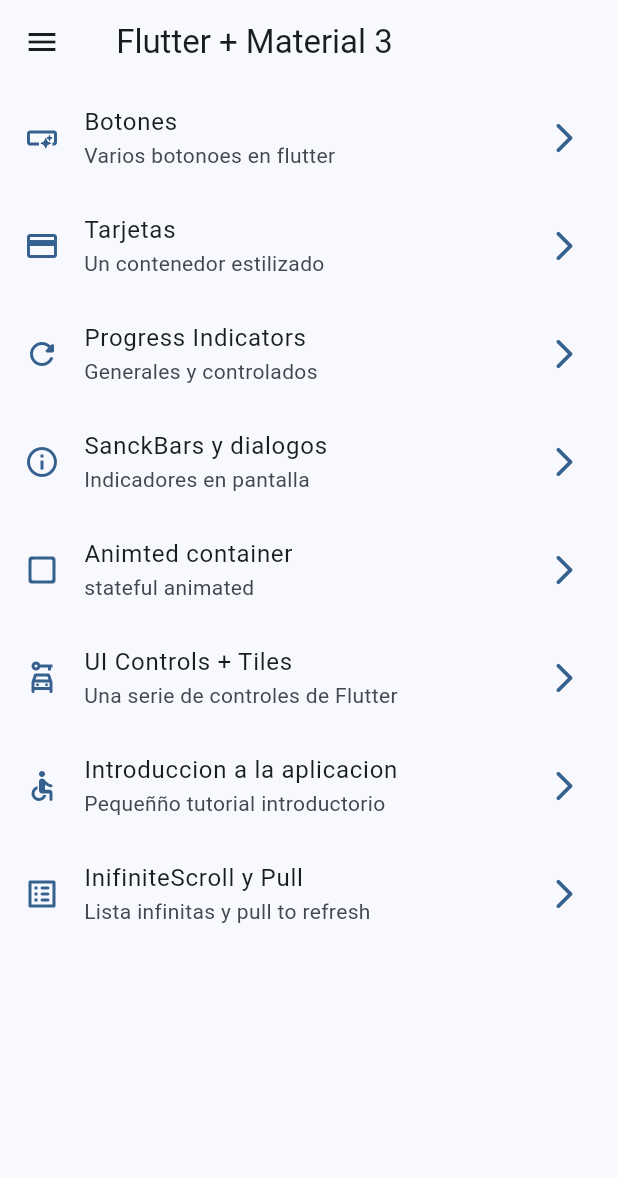
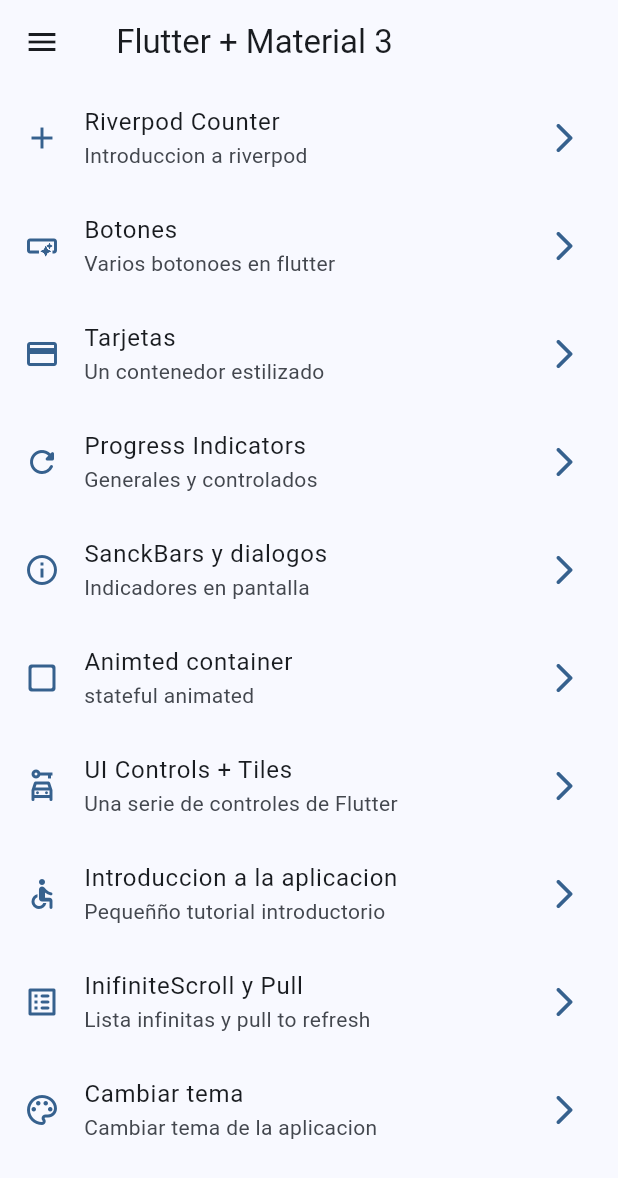
Before and after one commit to DSOscarDev/widgets_app, a Flutter app: the screen it shows after launch, on a phone screen of 412 x 824 dp. Shown: the top 1178 px of the screen. Run offline on Flutter 3.47's test engine with Material 3 defaults, Android fonts, the phone set to English and light mode, and no system bars; our stand-ins replace animate_do, flutter_riverpod, go_router.

Commit message:
stateNotifier implementado

```diff
--- a/lib/config/menu/menu_items.dart
+++ b/lib/config/menu/menu_items.dart
@@ -17,6 +17,12 @@ class MenuItem{
 }
 
 const appMenuItems =<MenuItem>[
+  MenuItem(
+  title: 'Riverpod Counter',
+  subTitle: 'Introduccion a riverpod',
+  link: '/counter-river',
+  icon: Icons.add
+  ),
   MenuItem(
   title: 'Botones',
   subTitle: 'Varios botonoes en flutter',
@@ -71,4 +77,11 @@ const appMenuItems =<MenuItem>[
   icon: Icons.list_alt_rounded
   ),
 
+  MenuItem(
+  title: 'Cambiar tema',
+  subTitle: 'Cambiar tema de la aplicacion',
+  link: '/theme-changer',
+  icon: Icons.color_lens_outlined
+  ),
+
 ];
--- a/lib/config/router/app_router.dart
+++ b/lib/config/router/app_router.dart
@@ -51,5 +51,15 @@ final appRouter = GoRouter(
       name: InfiniteScrollScreen.name,
       builder: (context, state) => const InfiniteScrollScreen(),
     ),
+    GoRoute(
+      path: '/counter-river',
+      name: CounterScreen.name,
+      builder: (context, state) => const CounterScreen(),
+    ),
+    GoRoute(
+      path: '/theme-changer',
+      name: ThemeChangerScreen.name,
+      builder: (context, state) => const ThemeChangerScreen(),
+    ),
   ]
 );
--- a/lib/config/theme/app_theme.dart
+++ b/lib/config/theme/app_theme.dart
@@ -16,17 +16,27 @@ const colorList= <Color>[
 class Apptheme{
 
   final int selectedColor;
+  final bool isDarkmode;
 
   Apptheme({
-    this.selectedColor=0
+    this.selectedColor=0,
+    this.isDarkmode=false
   }):assert(selectedColor>=0,'no puede ser menor a cero'),
   assert(selectedColor<colorList.length,'debe ser menor o igual a ${colorList.length-1}');
 
   ThemeData getTheme()=> ThemeData(
     useMaterial3: true,
+    brightness: isDarkmode? Brightness.dark:Brightness.light,
     colorSchemeSeed: colorList[selectedColor],
     appBarTheme: const AppBarTheme(
       centerTitle: false
     )
   );
+  Apptheme copyWith({
+    int? selectedColor,
+    bool? isDarkmode,
+  })=>Apptheme(
+    selectedColor: selectedColor?? this.selectedColor,
+    isDarkmode: isDarkmode?? this.isDarkmode,
+  );
 }
--- a/lib/main.dart
+++ b/lib/main.dart
@@ -1,22 +1,33 @@
 import 'package:flutter/material.dart';
+import 'package:flutter_riverpod/flutter_riverpod.dart';
 import 'package:widgets_app/config/router/app_router.dart';
 import 'package:widgets_app/config/theme/app_theme.dart';
+import 'package:widgets_app/presentation/providers/theme_provider.dart';
 
 
 void main() {
-  runApp(const MainApp());
+  runApp(
+    const ProviderScope(
+      child: MainApp()
+    )
+  );
 }
 
-class MainApp extends StatelessWidget {
+class MainApp extends ConsumerWidget {
   const MainApp({super.key});
 
   @override
-  Widget build(BuildContext context) {
+  Widget build(BuildContext context, WidgetRef ref) {
+
+    // final isDarkmode = ref.watch(isDarkmodeProvider);
+    // final selectedColor = ref.watch(selectedColorProvider);
+    final Apptheme appTheme = ref.watch(themenotifierProvider);
+
     return  MaterialApp.router(
       title: 'Flutter Widgets',
       routerConfig: appRouter,
       debugShowCheckedModeBanner: false,
-      theme: Apptheme(selectedColor: 0).getTheme(),
+      theme: appTheme.getTheme(),
     );
   }
 }
--- /dev/null
+++ b/lib/presentation/providers/counter_provider.dart
@@ -0,0 +1,5 @@
+
+
+import 'package:flutter_riverpod/flutter_riverpod.dart';
+
+final counterProvider = StateProvider((ref) => 5);
--- /dev/null
+++ b/lib/presentation/providers/theme_provider.dart
@@ -0,0 +1,34 @@
+import 'package:flutter_riverpod/flutter_riverpod.dart';
+import 'package:widgets_app/config/theme/app_theme.dart';
+
+// Listado de colores inmutable
+final colorListProvider = Provider((ref) => colorList);
+
+// Un simpple boolean
+final isDarkmodeProvider = StateProvider((ref) => false);
+
+// Un simple int
+final selectedColorProvider = StateProvider((ref) => 0);
+
+// Un objeto de tipo AppTheme (custom)
+final themenotifierProvider = StateNotifierProvider<ThemeNotifier,Apptheme>(
+  (ref) => ThemeNotifier(),
+);
+
+//Controller o Notifier
+class ThemeNotifier extends StateNotifier<Apptheme>{
+
+  //STATE = Estado = new AppTheme();
+  ThemeNotifier():super(Apptheme());
+
+  void toogledarkmode(){
+    state = state.copyWith(isDarkmode: !state.isDarkmode);
+  }
+
+  void changeColorIndex(int colorIndex){
+
+    state = state.copyWith(selectedColor:colorIndex);
+
+  }
+
+}
--- a/lib/presentation/screens/home/home_screen.dart
+++ b/lib/presentation/screens/home/home_screen.dart
@@ -13,12 +13,16 @@ class HomeScreen extends StatelessWidget {
 
   @override
   Widget build(BuildContext context) {
+
+    final scaffoldKey = GlobalKey<ScaffoldState>();
+
     return Scaffold(
+      key: scaffoldKey,
       appBar: AppBar(
         title: const Text(' Flutter + Material 3'),
       ),
       body: const _HomeView(),
-      drawer: const SideMenu(),
+      drawer: SideMenu(scaffoldKey: scaffoldKey),
     );
   }
 }
--- a/lib/presentation/screens/screens.dart
+++ b/lib/presentation/screens/screens.dart
@@ -4,8 +4,10 @@ export 'package:widgets_app/presentation/screens/animated/animated_screen.dart';
 export 'package:widgets_app/presentation/screens/app_tutorial/app_tutorial_screen.dart';
 export 'package:widgets_app/presentation/screens/buttons/buttons_screen.dart';
 export 'package:widgets_app/presentation/screens/cards/cards_screen.dart';
+export 'package:widgets_app/presentation/screens/counter/counter_screen.dart';
 export 'package:widgets_app/presentation/screens/home/home_screen.dart';
 export 'package:widgets_app/presentation/screens/infinite_scroll/infinite_scroll_screen.dart';
 export 'package:widgets_app/presentation/screens/progress/progress_screen.dart';
 export 'package:widgets_app/presentation/screens/snackbar/snackbar_screen.dart';
+export 'package:widgets_app/presentation/screens/theme_changer/theme_changer_screen.dart';
 export 'package:widgets_app/presentation/screens/ui_controls/ui_controls_screen.dart';
--- a/pubspec.yaml
+++ b/pubspec.yaml
@@ -10,6 +10,7 @@ dependencies:
   animate_do: ^3.1.2
   flutter:
     sdk: flutter
+  flutter_riverpod: ^2.4.9
   go_router: ^12.1.1
 
 dev_dependencies:
```
Also changed, not shown: lib/presentation/screens/counter/counter_screen.dart (added, +47 -0 lines), lib/presentation/screens/theme_changer/theme_changer_screen.dart (added, +67 -0 lines), lib/presentation/widgets/side_menu.dart (+18 -6 lines), pubspec.lock.
